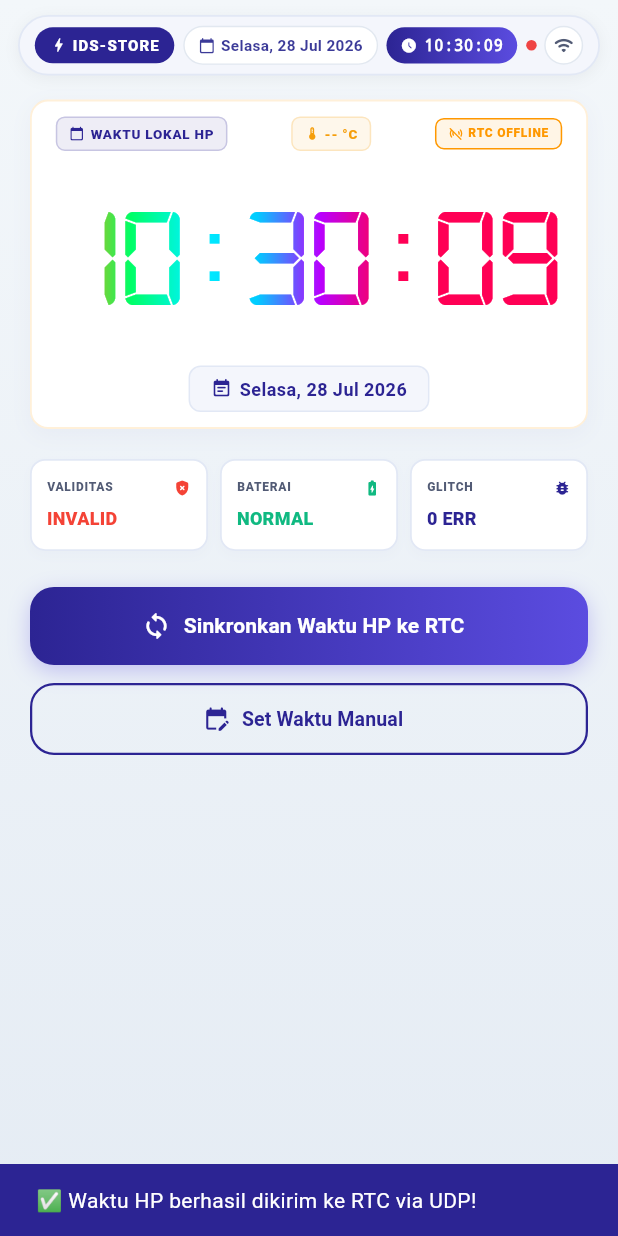
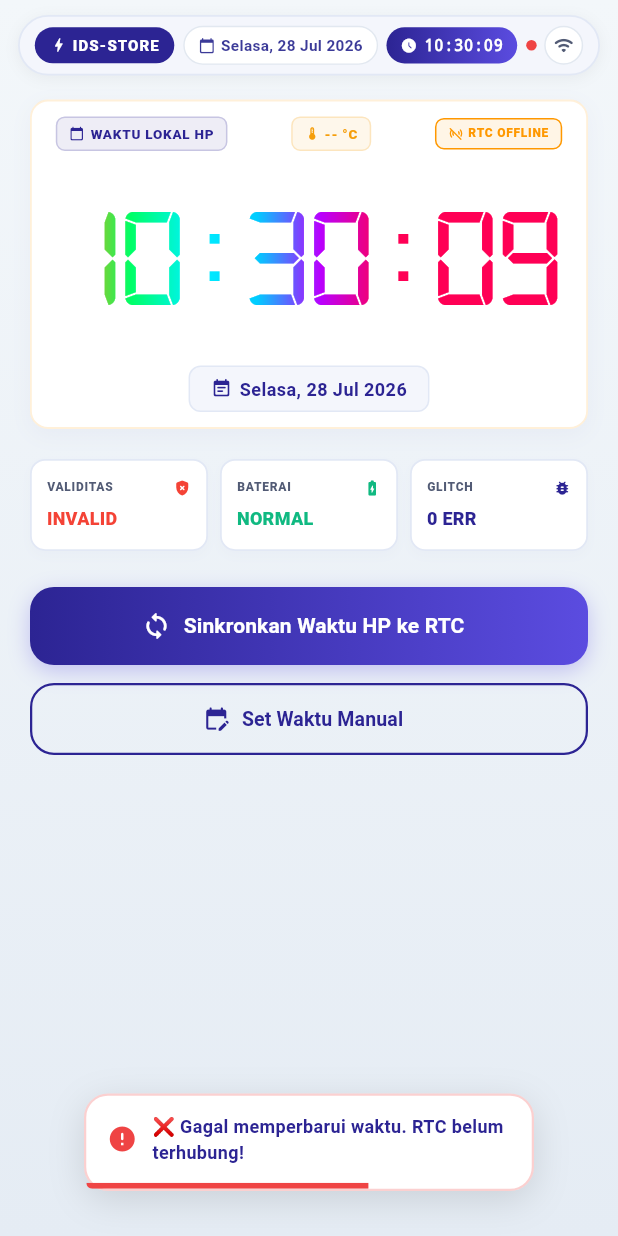
Before and after one commit to nh-hadi/RTC_CONTROL, a Flutter app: the screen it shows after launch, after a tap on "Sinkronkan Waktu HP ke RTC", on a phone screen of 412 x 824 dp. Run offline on Flutter 3.47's test engine with Material 3 defaults, Android fonts, the phone set to English and light mode, and no system bars.

Commit message:
feat: tambahkan validasi koneksi rtc, ringkas pesan sukses, dan pasang slide-up toast melayang kompak

```diff
--- a/lib/main.dart
+++ b/lib/main.dart
@@ -42,13 +42,18 @@ class RtcHomeScreen extends StatefulWidget {
   State<RtcHomeScreen> createState() => _RtcHomeScreenState();
 }
 
-class _RtcHomeScreenState extends State<RtcHomeScreen> with SingleTickerProviderStateMixin {
+class _RtcHomeScreenState extends State<RtcHomeScreen> with TickerProviderStateMixin {
   final EspUdpService _udpService = EspUdpService();
   Timer? _localClockTimer;
   Timer? _blinkTimer;
+  Timer? _toastTimer;
   DateTime _now = DateTime.now();
   late AnimationController _rgbAnimationController;
+  late AnimationController _toastProgressController;
   bool _showColon = true;
+  String? _toastMessage;
+  bool _isToastSuccess = true;
+  bool _showToast = false;
 
   @override
   void initState() {
@@ -72,14 +77,56 @@ class _RtcHomeScreenState extends State<RtcHomeScreen> with SingleTickerProvider
       vsync: this,
       duration: const Duration(seconds: 4), // Durasi 4 detik bolak-balik
     )..repeat(reverse: true);
+
+    _toastProgressController = AnimationController(
+      vsync: this,
+      duration: const Duration(milliseconds: 3000), // Durasi toast tampil 3 detik
+    );
   }
 
   @override
   void dispose() {
     _localClockTimer?.cancel();
     _blinkTimer?.cancel();
+    _toastTimer?.cancel();
     _rgbAnimationController.dispose();
+    _toastProgressController.dispose();
     super.dispose();
+  }
+
+  void _showCustomToast(String message, {bool isSuccess = true}) {
+    // 1. Batalkan timer penutupan sebelumnya agar tidak menutup di tengah jalan
+    _toastTimer?.cancel();
+
+    // 2. Reset progress bar notifikasi langsung dari awal (1.0 -> 0.0)
+    _toastProgressController.reset();
+
+    setState(() {
+      _toastMessage = message;
+      _isToastSuccess = isSuccess;
+      _showToast = true; // Memicu transisi naik (slide-in)
+    });
+
+    // 3. Jalankan progress bar menyusut (dari 1.0 ke 0.0)
+    _toastProgressController.reverse(from: 1.0);
+
+    // 4. Set timer baru untuk menutup secara otomatis setelah 3 detik
+    _toastTimer = Timer(const Duration(milliseconds: 3000), () {
+      if (mounted) {
+        setState(() {
+          _showToast = false; // Memicu transisi turun (slide-out)
+        });
+
+        // Tunggu 300ms (durasi animasi slide-out selesai) sebelum menghapus widget dari tree
+        Timer(const Duration(milliseconds: 300), () {
+          if (mounted && !_showToast) {
+            setState(() {
+              _toastMessage = null;
+            });
+          }
+        });
+      }
+    });
   }
 
   String _getFormattedFullDate(DateTime now) {
@@ -96,9 +143,13 @@ class _RtcHomeScreenState extends State<RtcHomeScreen> with SingleTickerProvider
 
 
   Future<void> _openCustomDatePicker(BuildContext context) async {
+    final isConnected = _udpService.connectionState.value == EspConnectionState.connected;
+    if (!isConnected) {
+      _showCustomToast('❌ Gagal memperbarui waktu. RTC belum terhubung!', isSuccess: false);
+      return;
+    }
+
     final now = DateTime.now();
-    // Capture messenger before async gap to avoid BuildContext warning
-    final messenger = ScaffoldMessenger.of(context);
 
     final date = await showDatePicker(
       context: context,
@@ -161,20 +212,16 @@ class _RtcHomeScreenState extends State<RtcHomeScreen> with SingleTickerProvider
       selectedDateTime.second,
     );
 
-    messenger.showSnackBar(
-      SnackBar(
-        content: Text(
-          'Waktu diset ke ${selectedDateTime.toString().split('.')[0]}',
-        ),
-        backgroundColor: const Color(0xFF06B6D4),
-      ),
-    );
+    _showCustomToast('✅ Waktu berhasil diperbarui');
   }
 
   @override
   Widget build(BuildContext context) {
     return Scaffold(
-      body: Container(
+      body: Stack(
+        children: [
+          // MAIN APP LAYOUT
+          Container(
             decoration: const BoxDecoration(
               gradient: LinearGradient(
                 begin: Alignment.topCenter,
@@ -228,6 +275,94 @@ class _RtcHomeScreenState extends State<RtcHomeScreen> with SingleTickerProvider
                 ],
               ),
             ),
+          ),
+
+          // OVERLAY TOAST / NOTIFICATION (Floating at the bottom center with slide-up & fade-in animations)
+          AnimatedPositioned(
+            duration: const Duration(milliseconds: 350),
+            curve: Curves.easeOutBack, // Efek pop-up memantul yang premium
+            left: 24,
+            right: 24,
+            bottom: _showToast ? 30 : -120, // Slide up/down secara dinamis
+            child: AnimatedOpacity(
+              duration: const Duration(milliseconds: 250),
+              opacity: _showToast ? 1.0 : 0.0, // Fade-in/out
+              child: Center(
+                child: ConstrainedBox(
+                  constraints: const BoxConstraints(maxWidth: 300), // Dibatasi maksimal lebar 300px agar melayang kompak
+                  child: Container(
+                    decoration: BoxDecoration(
+                      color: Colors.white,
+                      borderRadius: BorderRadius.circular(16),
+                      border: Border.all(
+                        color: _isToastSuccess
+                            ? const Color(0xFF10B981).withValues(alpha: 0.25)
+                            : const Color(0xFFEF4444).withValues(alpha: 0.25),
+                        width: 1.5,
+                      ),
+                      boxShadow: [
+                        BoxShadow(
+                          color: Colors.black.withValues(alpha: 0.12),
+                          blurRadius: 20,
+                          offset: const Offset(0, 6),
+                        ),
+                      ],
+                    ),
+                    child: Column(
+                      mainAxisSize: MainAxisSize.min,
+                      children: [
+                        Padding(
+                          padding: const EdgeInsets.symmetric(horizontal: 14, vertical: 12),
+                          child: Row(
+                            mainAxisSize: MainAxisSize.min,
+                            children: [
+                              Icon(
+                                _isToastSuccess ? Icons.check_circle_rounded : Icons.error_rounded,
+                                color: _isToastSuccess ? const Color(0xFF10B981) : const Color(0xFFEF4444),
+                                size: 20,
+                              ),
+                              const SizedBox(width: 10),
+                              Expanded(
+                                child: Text(
+                                  _toastMessage ?? '',
+                                  style: const TextStyle(
+                                    fontSize: 12,
+                                    fontWeight: FontWeight.bold,
+                                    color: Color(0xFF2C2493),
+                                  ),
+                                ),
+                              ),
+                            ],
+                          ),
+                        ),
+                        // Progress Bar Loader (Shrinks from 1.0 to 0.0 over 3 seconds)
+                        AnimatedBuilder(
+                          animation: _toastProgressController,
+                          builder: (context, _) {
+                            return ClipRRect(
+                              borderRadius: const BorderRadius.only(
+                                bottomLeft: Radius.circular(16),
+                                bottomRight: Radius.circular(16),
+                              ),
+                              child: LinearProgressIndicator(
+                                value: _toastProgressController.value,
+                                backgroundColor: Colors.transparent,
+                                valueColor: AlwaysStoppedAnimation<Color>(
+                                  _isToastSuccess ? const Color(0xFF10B981) : const Color(0xFFEF4444),
+                                ),
+                                minHeight: 4.0,
+                              ),
+                            );
+                          },
+                        ),
+                      ],
+                    ),
+                  ),
+                ),
+              ),
+            ),
+          ),
+        ],
       ),
     );
   }
@@ -622,13 +757,13 @@ class _RtcHomeScreenState extends State<RtcHomeScreen> with SingleTickerProvider
           ),
           child: ElevatedButton.icon(
             onPressed: () {
+              final isConnected = _udpService.connectionState.value == EspConnectionState.connected;
+              if (!isConnected) {
+                _showCustomToast('❌ Gagal memperbarui waktu. RTC belum terhubung!', isSuccess: false);
+                return;
+              }
               _udpService.syncWithDeviceTime();
-              ScaffoldMessenger.of(context).showSnackBar(
-                const SnackBar(
-                  content: Text('✅ Waktu HP berhasil dikirim ke RTC via UDP!'),
-                  backgroundColor: Color(0xFF2C2493),
-                ),
-              );
+              _showCustomToast('✅ Waktu berhasil diperbarui');
             },
             icon: const Icon(Icons.sync_rounded, size: 20, color: Colors.white),
             label: const Text(
```
Lines whose indentation alone changed are shown as unchanged.
